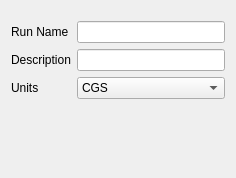
Above: gui/uifiles/general.ui from truongd8593/mfix before the change. Below: the same form after it.
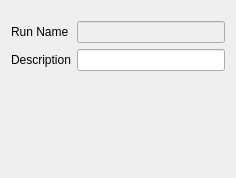
That is the form after the change. Custom widgets are drawn as their Qt base class.

Commit message: disable unimplemented toolbar buttons disable editing of RUNNAME remove Units from General tab

Diff of the .ui file:
```diff
--- a/gui/uifiles/general.ui
+++ b/gui/uifiles/general.ui
@@ -12,7 +12,11 @@
   </property>
   <layout class="QGridLayout" name="gridLayout_23">
    <item row="1" column="1">
-    <widget class="LineEdit" name="lineedit_keyword_run_name"/>
+    <widget class="LineEdit" name="lineedit_keyword_run_name">
+     <property name="enabled">
+      <bool>false</bool>
+     </property>
+    </widget>
    </item>
    <item row="2" column="1">
     <widget class="LineEdit" name="combobox_keyword_description"/>
@@ -24,7 +28,7 @@
      </property>
     </widget>
    </item>
-   <item row="5" column="1">
+   <item row="4" column="1">
     <spacer name="verticalSpacer_19">
      <property name="orientation">
       <enum>Qt::Vertical</enum>
@@ -60,30 +64,6 @@
      </property>
     </widget>
    </item>
-   <item row="4" column="0">
-    <widget class="QLabel" name="label_132">
-     <property name="text">
-      <string>Units</string>
-     </property>
-    </widget>
-   </item>
-   <item row="4" column="1">
-    <widget class="ComboBox" name="combobox_keyword_units">
-     <property name="editable">
-      <bool>false</bool>
-     </property>
-     <item>
-      <property name="text">
-       <string>CGS</string>
-      </property>
-     </item>
-     <item>
-      <property name="text">
-       <string>SI</string>
-      </property>
-     </item>
-    </widget>
-   </item>
   </layout>
  </widget>
  <customwidgets>
@@ -92,11 +72,6 @@
    <extends>QLineEdit</extends>
    <header>widgets/base</header>
   </customwidget>
-  <customwidget>
-   <class>ComboBox</class>
-   <extends>QComboBox</extends>
-   <header>widgets/base</header>
-  </customwidget>
  </customwidgets>
  <resources/>
  <connections/>
```
The commit also changes 1 other file.
